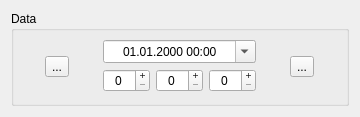
This is res/ui/record.ui in LazyT/obpm as Qt 5 draws it before an edit. The edited form follows.
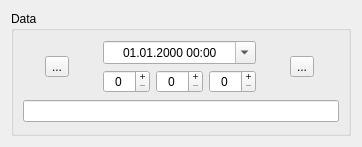
This is the edited form. Icons and pictures are not drawn.

Commit message: add comments for records

Patch:
```diff
--- a/res/ui/record.ui
+++ b/res/ui/record.ui
@@ -6,8 +6,8 @@
    <rect>
     <x>0</x>
     <y>0</y>
-    <width>360</width>
-    <height>117</height>
+    <width>362</width>
+    <height>147</height>
    </rect>
   </property>
   <property name="windowTitle">
@@ -26,7 +26,9 @@
      <property name="title">
       <string>Data</string>
      </property>
-     <layout class="QHBoxLayout" name="horizontalLayout">
+     <layout class="QVBoxLayout" name="verticalLayout_2">
+      <item>
+       <layout class="QHBoxLayout" name="horizontalLayout_3">
       <item>
        <widget class="QToolButton" name="toolButton_user">
         <property name="toolTip">
@@ -174,6 +176,18 @@
           <width>48</width>
           <height>48</height>
          </size>
+          </property>
+         </widget>
+        </item>
+       </layout>
+      </item>
+      <item>
+       <widget class="QLineEdit" name="lineEdit_comment">
+        <property name="toolTip">
+         <string>enter comment for this record</string>
+        </property>
+        <property name="alignment">
+         <set>Qt::AlignCenter</set>
         </property>
        </widget>
       </item>
```
Lines whose indentation alone changed are shown as unchanged. The commit also changes 11 other files.
